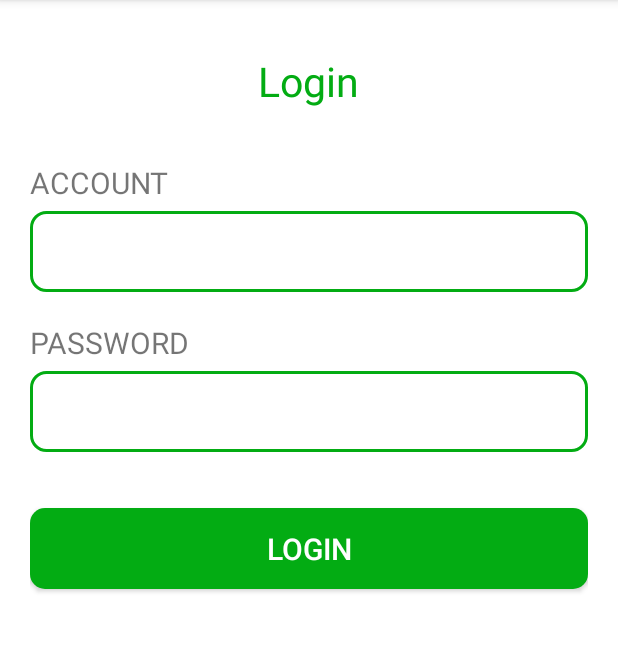
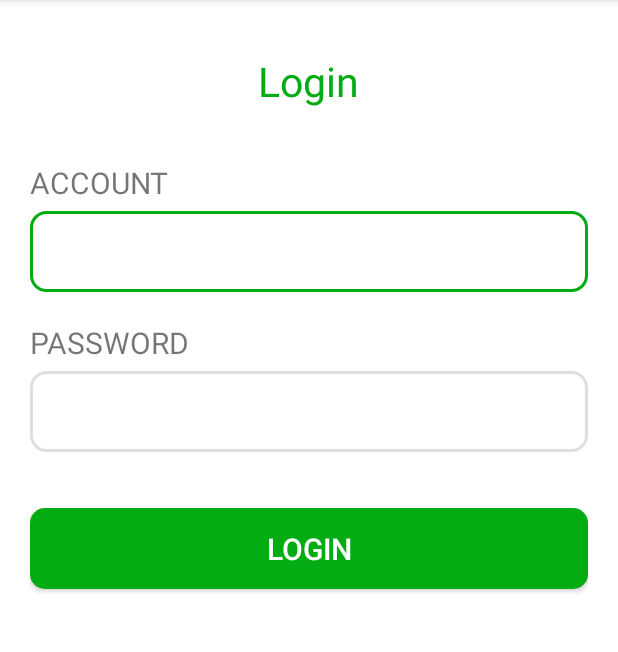
Before and after one commit to tungms2001/holiday-app, an Android app: the screen it shows after launch (LoginActivity), on a phone screen of 412 x 824 dp, the part 84-736 px from its top. Run offline under Robolectric (Android 15) with nearby library versions, the phone set to English and light mode, and no system bars.

Commit message:
Add MySQL - php - LoginActivity

```diff
--- a/app/build.gradle
+++ b/app/build.gradle
@@ -33,7 +33,9 @@ dependencies {
     implementation 'androidx.appcompat:appcompat:1.2.0'
     implementation 'com.google.android.material:material:1.3.0'
     implementation 'androidx.constraintlayout:constraintlayout:2.0.4'
+    implementation 'com.google.android.gms:play-services-maps:17.0.1'
     implementation 'androidx.legacy:legacy-support-v4:1.0.0'
+    implementation 'com.squareup.okhttp3:okhttp:4.9.1'
     testImplementation 'junit:junit:4.+'
     androidTestImplementation 'androidx.test.ext:junit:1.1.2'
     androidTestImplementation 'androidx.test.espresso:espresso-core:3.3.0'
--- a/app/src/main/java/com/example/holiday/LoginActivity.java
+++ b/app/src/main/java/com/example/holiday/LoginActivity.java
@@ -3,21 +3,98 @@ package com.example.holiday;
 import androidx.appcompat.app.AppCompatActivity;
 
 import android.content.Intent;
+import android.content.SharedPreferences;
 import android.os.Bundle;
 import android.widget.Button;
+import android.widget.EditText;
+import android.widget.Toast;
+
+import org.jetbrains.annotations.NotNull;
+import org.json.JSONException;
+import org.json.JSONObject;
+
+import java.io.IOException;
+
+import okhttp3.Call;
+import okhttp3.Callback;
+import okhttp3.FormBody;
+import okhttp3.OkHttpClient;
+import okhttp3.Request;
+import okhttp3.RequestBody;
+import okhttp3.Response;
 
 public class LoginActivity extends AppCompatActivity {
 
     private Button btnLogin;
+    private EditText txtAccount;
+    private EditText txtPassword;
+
+    private SharedPreferences preferences;
+    private SharedPreferences.Editor editor;
+    private String username;
+    private Request request;
 
     @Override
     protected void onCreate(Bundle savedInstanceState) {
         super.onCreate(savedInstanceState);
         setContentView(R.layout.activity_login);
-        btnLogin = findViewById(R.id.btn_login);
-        btnLogin.setOnClickListener(v -> {
+        map();
+
+        preferences = getSharedPreferences("com.example.holiday.SESSION", MODE_PRIVATE);
+        editor = preferences.edit();
+
+        username = preferences.getString("com.example.holiday.SESSION_USERNAME", null);
+        if(username != null){
             Intent intent = new Intent(LoginActivity.this, MainActivity.class);
             startActivity(intent);
+            finish();
+        }
+
+        btnLogin.setOnClickListener(v -> {
+            OkHttpClient client = new OkHttpClient();
+            RequestBody body = new FormBody.Builder()
+                    .add("account", txtAccount.getText().toString())
+                    .add("password", txtPassword.getText().toString())
+                    .build();
+
+            client.newCall(request).enqueue(new Callback() {
+                @Override
+                public void onFailure(@NotNull Call call, @NotNull IOException e) {
+                }
+
+                @Override
+                public void onResponse(@NotNull Call call, @NotNull Response response) throws IOException {
+                    try{
+                        JSONObject jsonObject = new JSONObject(response.body().string());
+                        if(jsonObject.getBoolean("success")){
+                            editor.putString("com.example.holiday.SESSION_USERNAME", jsonObject.getString("username"));
+                            editor.putString("com.example.holiday.SESSION_ROLE", jsonObject.getString("role"));
+                            editor.apply();
+                            username = jsonObject.getString("username");
+
+                            Intent intent = new Intent(LoginActivity.this, MainActivity.class);
+                            startActivity(intent);
+                        }
+                        else {
+                            LoginActivity.this.runOnUiThread(new Runnable() {
+                                @Override
+                                public void run() {
+                                    Toast.makeText(LoginActivity.this, "Account or password incorrect!", Toast.LENGTH_SHORT).show();
+                                }
+                            });
+                        }
+                    }
+                    catch (JSONException e){
+                        e.printStackTrace();
+                    }
+                }
+            });
         });
     }
+
+    private void map(){
+        btnLogin = findViewById(R.id.btn_login);
+        txtAccount = findViewById(R.id.txt_account);
+        txtPassword = findViewById(R.id.txt_password);
+    }
 }
--- /dev/null
+++ b/app/src/main/res/drawable/edit_regular_background.xml
@@ -0,0 +1,8 @@
+<?xml version="1.0" encoding="utf-8"?>
+<shape xmlns:android="http://schemas.android.com/apk/res/android">
+    <stroke
+        android:color="@color/gray_border"
+        android:width="2dp"/>
+    <corners
+        android:radius="10dp"/>
+</shape>
--- /dev/null
+++ b/app/src/main/res/drawable/edit_selected_background.xml
@@ -0,0 +1,8 @@
+<?xml version="1.0" encoding="utf-8"?>
+<shape xmlns:android="http://schemas.android.com/apk/res/android">
+    <stroke
+        android:color="@color/green_shamrock"
+        android:width="2dp"/>
+    <corners
+        android:radius="10dp"/>
+</shape>
--- /dev/null
+++ b/app/src/main/res/drawable/edit_selector_background.xml
@@ -0,0 +1,5 @@
+<?xml version="1.0" encoding="utf-8"?>
+<selector xmlns:android="http://schemas.android.com/apk/res/android">
+    <item android:drawable="@drawable/edit_selected_background" android:state_focused="true"/>
+    <item android:drawable="@drawable/edit_regular_background"/>
+</selector>
--- a/app/src/main/res/layout/activity_forget_password.xml
+++ b/app/src/main/res/layout/activity_forget_password.xml
@@ -6,7 +6,7 @@
     android:layout_height="match_parent"
     android:paddingStart="20dp"
     android:paddingEnd="20dp"
-    tools:context=".MainActivity">
+    tools:context=".ForgetPasswordActivity">
 
     <TextView
         android:id="@+id/tv_forget_password"
@@ -57,7 +57,7 @@
         android:layout_height="wrap_content"
         android:layout_below="@+id/rg_option"
         android:layout_marginTop="37dp"
-        android:background="@drawable/edittext_background"
+        android:background="@drawable/edit_selector_background"
         android:padding="13dp"
         android:hint="@string/account_hint"
         android:textSize="20sp"/>
--- a/app/src/main/res/layout/activity_login.xml
+++ b/app/src/main/res/layout/activity_login.xml
@@ -35,7 +35,7 @@
         android:layout_marginTop="5dp"
         android:textSize="20sp"
         android:layout_below="@+id/tv_account"
-        android:background="@drawable/edittext_background"
+        android:background="@drawable/edit_selector_background"
         android:padding="13dp"/>
 
     <TextView
@@ -55,7 +55,7 @@
         android:layout_marginTop="5dp"
         android:textSize="20sp"
         android:layout_below="@+id/tv_password"
-        android:background="@drawable/edittext_background"
+        android:background="@drawable/edit_selector_background"
         android:padding="13dp"
         android:inputType="textPassword"/>
 
--- a/app/src/main/res/values/colors.xml
+++ b/app/src/main/res/values/colors.xml
@@ -9,4 +9,5 @@
     <color name="white">#FFFFFFFF</color>
     <color name="green_shamrock">#03AC13</color>
     <color name="while_nearly">#0F000000</color>
+    <color name="gray_border">#FFDDDFE2</color>
 </resources>
```
Also changed, not shown: app/src/main/AndroidManifest.xml (+10 -1 lines), app/src/main/res/layout/activity_signup.xml (+6 -6 lines), app/src/main/res/layout/fragment_update_profile.xml (+17 -6 lines), 6 other files.
